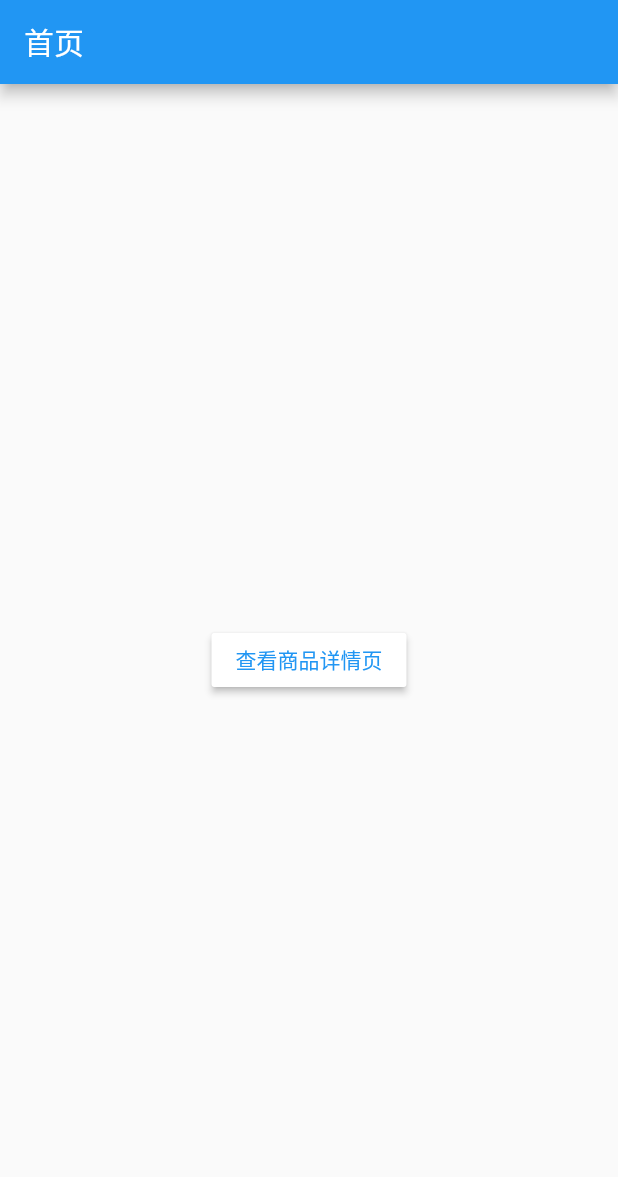
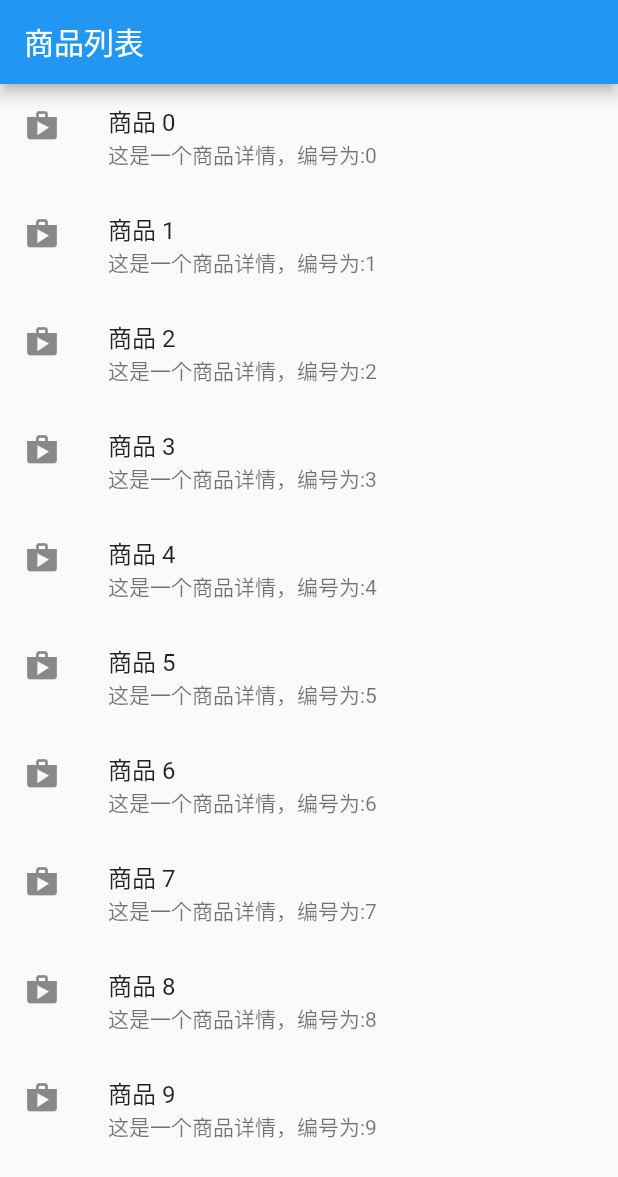
Before and after one commit to no1harm/my_flutter_app, a Flutter app: the screen it shows after launch, on a phone screen of 412 x 824 dp. Shown: the top 1177 px of the screen. Run offline on Flutter 3.47's test engine with Material 2 defaults, Android fonts, the phone set to English and light mode, and no system bars.

Commit message:
学习路由

```diff
--- a/lib/main.dart
+++ b/lib/main.dart
@@ -19,24 +19,47 @@ class FirstScreen extends StatelessWidget {
   @override
   Widget build(BuildContext context) {
     return new Scaffold(
-      appBar: AppBar(
-        title: Text('首页'),
-      ),
-      body: new Center(
-        child: new RaisedButton(
-          textTheme: ButtonTextTheme.accent,
-          color: Colors.white,
-          child: Text('查看商品详情页'),
-          onPressed: (){
-            Navigator.push(context,new  MaterialPageRoute(
-              builder:(context) =>new SecondScreen())
-            );
-          }
-        ),
+      body: new ProductList(
+        productList: new List<Product>.generate(10, (i)=>Product('商品 $i','这是一个商品详情，编号为:$i')),
+      )
+    );
+  }
+}
+
+class Product {
+  final String title;
+  final String description;
+
+  Product(this.title, this.description);
+}
+
+class ProductList extends StatelessWidget {
+  final List<Product> productList;
+
+  const ProductList({Key key,@required this.productList}) : super(key: key);
+  @override
+  Widget build(BuildContext context) {
+    return new Scaffold(
+      appBar: AppBar(title:Text('商品列表')),
+      body: new ListView.builder(
+        itemCount: productList.length,
+        itemBuilder: (context,index){
+          return ListTile(
+            leading: new Icon(Icons.shop),
+            title:Text(productList[index].title),
+            subtitle: Text(productList[index].description),
+            onTap: (){},
+          );
+        },
       ),
     );
   }
 }
+
+
+
+
+
 
 class SecondScreen extends StatelessWidget {
   @override
```
